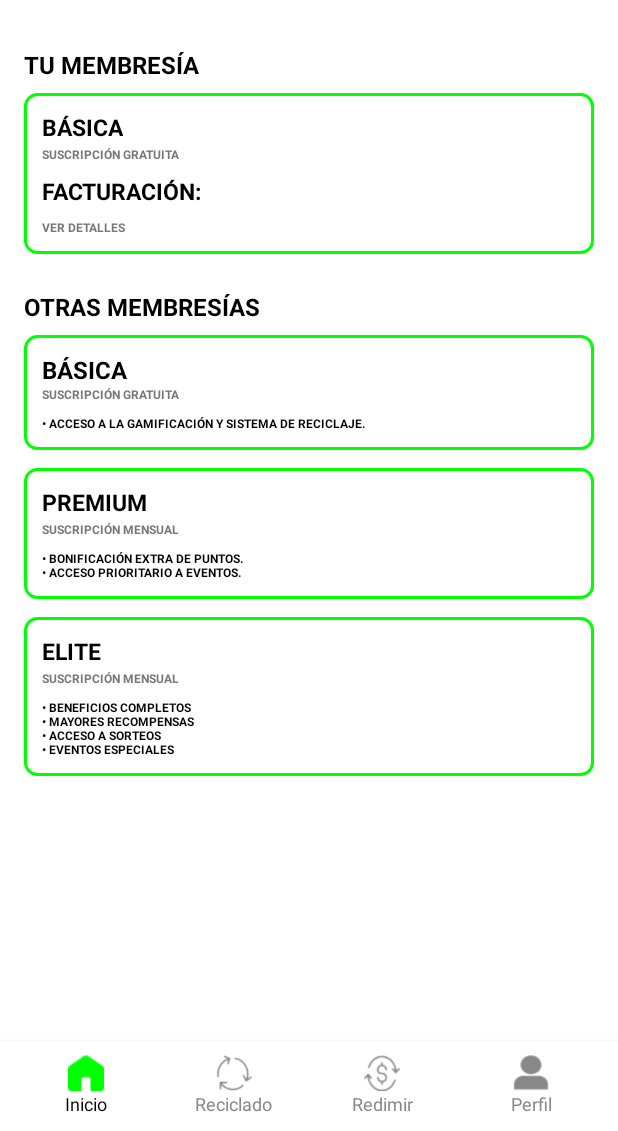
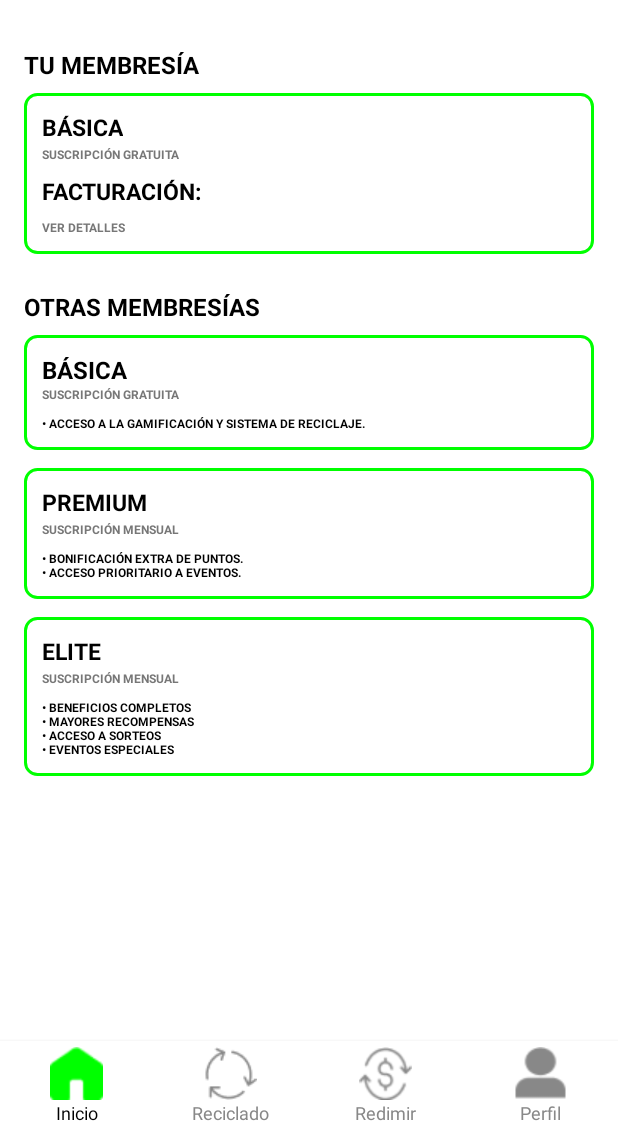
Before and after one commit to jaramilloAngie/EcoTrack, an Android app built with Jetpack Compose: the layout activity_member_ship.xml on its own in the app's theme, with its tools: preview values and no code run, on a phone screen of 412 x 824 dp, the part 105-1236 px from its top. Run offline under Robolectric (Android 15) with nearby library versions, the phone set to English and light mode, and no system bars.

Commit message:
Correction of navigation buttons in the membership module

```diff
--- a/app/src/main/res/layout/activity_member_ship.xml
+++ b/app/src/main/res/layout/activity_member_ship.xml
@@ -262,7 +262,6 @@
             android:layout_height="wrap_content"
             android:orientation="horizontal"
             android:background="#FFFFFF"
-            android:padding="8dp"
             android:gravity="center"
             android:weightSum="4">
 
@@ -276,8 +275,8 @@
 
                 <ImageView
                     android:contentDescription="@null"
-                    android:layout_width="24dp"
-                    android:layout_height="24dp"
+                    android:layout_width="35dp"
+                    android:layout_height="35dp"
                     android:src="@drawable/ic_inicio"
                     app:tint="#00FF00" />
 
@@ -299,8 +298,8 @@
                 android:gravity="center">
 
                 <ImageView
-                    android:layout_width="24dp"
-                    android:layout_height="24dp"
+                    android:layout_width="35dp"
+                    android:layout_height="35dp"
                     android:src="@drawable/ic_reciclado"
                     app:tint="#888888" />
 
@@ -321,8 +320,8 @@
                 android:gravity="center">
 
                 <ImageView
-                    android:layout_width="24dp"
-                    android:layout_height="24dp"
+                    android:layout_width="35dp"
+                    android:layout_height="35dp"
                     android:src="@drawable/ic_redimir"
                     app:tint="#888888" />
 
@@ -343,8 +342,8 @@
                 android:gravity="center">
 
                 <ImageView
-                    android:layout_width="24dp"
-                    android:layout_height="24dp"
+                    android:layout_width="35dp"
+                    android:layout_height="35dp"
                     android:src="@drawable/ic_perfil"
                     app:tint="#888888" />
 
```
